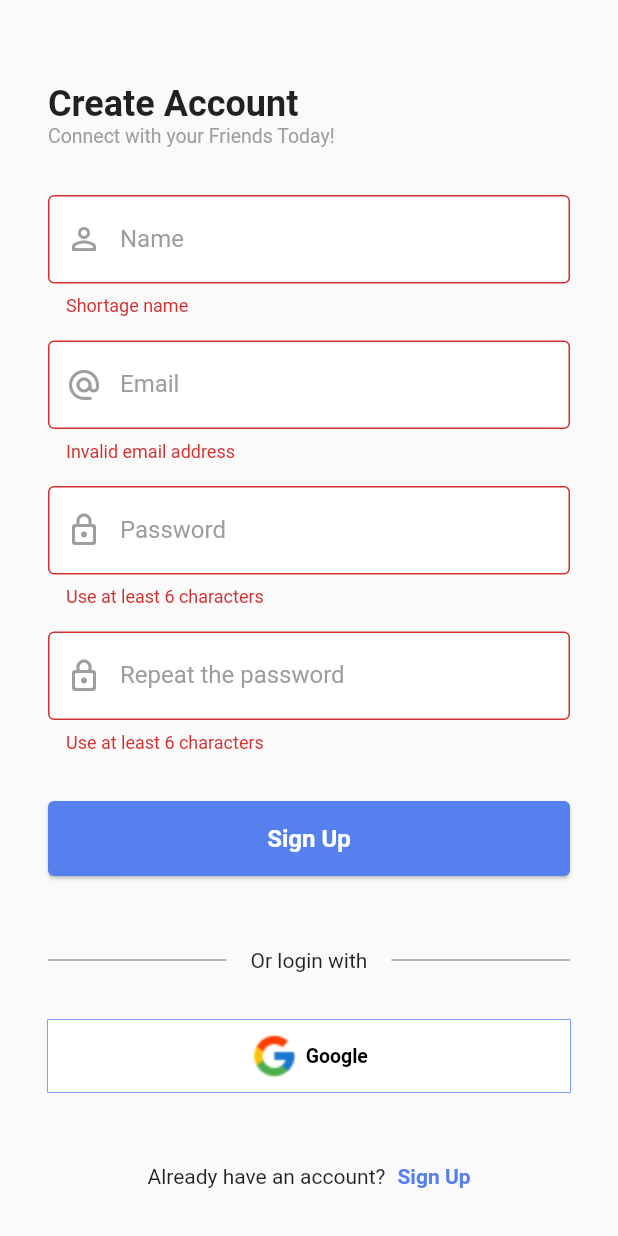
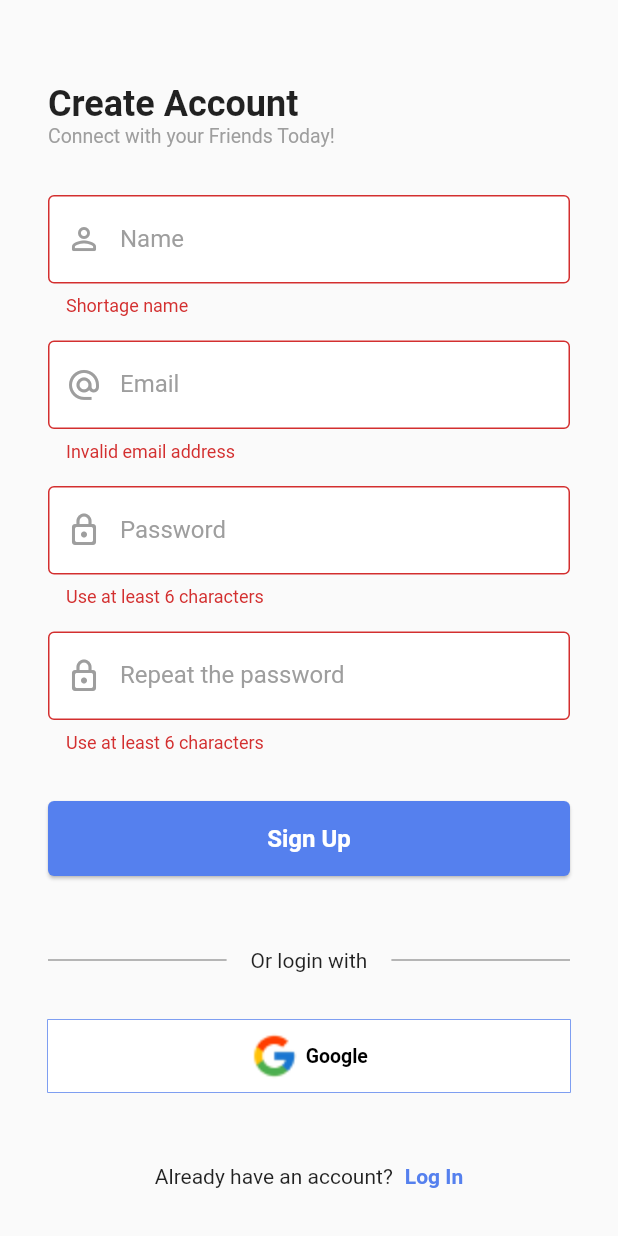
Before and after one commit to Sokhibjon18/WePay-DDD-Testing, a Flutter app: the SignUpPage screen opened by its route, after a tap on "Sign Up", on a phone screen of 412 x 824 dp. Run offline on Flutter 3.47's test engine with Material 2 defaults, Android fonts, the phone set to English and light mode, and no system bars; our stand-ins replace another_flushbar, auto_route, cloud_firestore, dartz, email_validator, firebase_auth and 6 more; accounts and stored records are empty; statements that could not run were skipped.

Commit message:
auth fully finished

```diff
--- a/lib/presentation/auth/forms/login_form.dart
+++ b/lib/presentation/auth/forms/login_form.dart
@@ -1,7 +1,9 @@
 import 'package:another_flushbar/flushbar_helper.dart';
+import 'package:auto_route/auto_route.dart';
 import 'package:flutter/material.dart';
 import 'package:we_pay/application/auth/auth_bloc.dart';
 import 'package:flutter_bloc/flutter_bloc.dart';
+import 'package:we_pay/presentation/router/router.gr.dart';
 
 class LoginFrom extends StatelessWidget {
   const LoginFrom({Key? key}) : super(key: key);
@@ -22,7 +24,9 @@ class LoginFrom extends StatelessWidget {
               );
               FlushbarHelper.createError(message: failureMessage).show(context);
             },
-            (r) => null,
+            (r) {
+              context.router.replace(const HomeRoute());
+            },
           ),
         );
       },
--- a/lib/presentation/auth/forms/sign_up_form.dart
+++ b/lib/presentation/auth/forms/sign_up_form.dart
@@ -1,7 +1,9 @@
 import 'package:another_flushbar/flushbar_helper.dart';
+import 'package:auto_route/auto_route.dart';
 import 'package:flutter/material.dart';
 import 'package:flutter_bloc/flutter_bloc.dart';
 import 'package:we_pay/application/auth/auth_bloc.dart';
+import 'package:we_pay/presentation/router/router.gr.dart';
 
 class SignUpForm extends StatelessWidget {
   const SignUpForm({Key? key}) : super(key: key);
@@ -22,7 +24,9 @@ class SignUpForm extends StatelessWidget {
               );
               FlushbarHelper.createError(message: failureMessage).show(context);
             },
-            (r) => null,
+            (r) {
+              context.router.replace(const HomeRoute());
+            },
           ),
         );
       },
--- a/lib/presentation/auth/sign_up_page.dart
+++ b/lib/presentation/auth/sign_up_page.dart
@@ -94,7 +94,7 @@ class SignUpPage extends StatelessWidget {
                 children: [
                   const Text('Already have an account?'),
                   const SizedBox(width: 8),
-                  textBtn('Sign Up', () {
+                  textBtn('Log In', () {
                     context.read<AuthBloc>().add(const Refresh());
                     context.router.replace(const LogInRoute());
                   }),
```
Also changed, not shown: lib/injection.config.dart (added).
